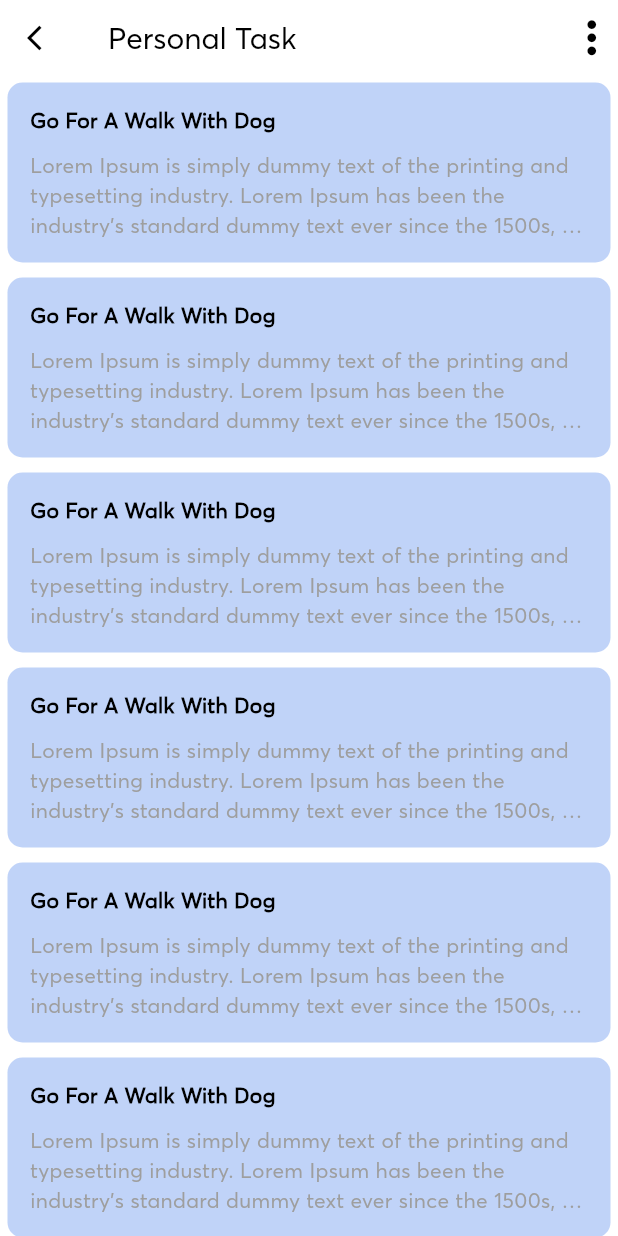
After one commit to Dev-Adnani/ScreTask-Flutter, a Flutter app: the screen it shows after launch, after a tap on "Personal", on a phone screen of 412 x 824 dp. The commit adds this screen. Run offline on Flutter 3.47's test engine with Material 2 defaults, Android fonts, the phone set to English and light mode, and no system bars; our stand-ins replace dotted_border, file_picker, lottie, percent_indicator, shared_preferences; missing offline and left inert: cloudinary_sdk; network calls fail.

Commit message:
most of ui ,work is done ✔😉

```diff
--- a/lib/app/routes/app.routes.dart
+++ b/lib/app/routes/app.routes.dart
@@ -5,6 +5,7 @@ import 'package:scretask/presentation/loginScreen/login.screen.dart';
 import 'package:scretask/presentation/signupScreen/signup.screen.dart';
 import 'package:scretask/presentation/splashScreen/splash.screen.dart';
 import 'package:scretask/presentation/taskScreens/createTaskScreen/create.tasks.screen.dart';
+import 'package:scretask/presentation/taskScreens/detailsTaskScreen/details.tasks.screen.dart';
 import 'package:scretask/presentation/taskScreens/healthTaskScreen/health.tasks.screen.dart';
 import 'package:scretask/presentation/taskScreens/noTaskScreen/no.tasks.screen.dart';
 import 'package:scretask/presentation/taskScreens/personalTaskScreen/personal.tasks.screen.dart';
@@ -20,11 +21,21 @@ class AppRouter {
   static const String noTaskRoute = "/noTask";
   static const String loginRoute = "/login";
   static const String deciderRoute = "/decider";
-
   static const String signUpRoute = "/signup";
+  static const String detailsRoute = "/details";
 
   static Route? generateRoute(RouteSettings settings) {
     switch (settings.name) {
+      case detailsRoute:
+        {
+          return MaterialPageRoute(
+            builder: (context) => DetailsTaskScreen(
+              detailsTasksArgs: ModalRoute.of(context)!.settings.arguments
+                  as DetailsTasksArgs,
+            ),
+            settings: settings,
+          );
+        }
       case deciderRoute:
         {
           return MaterialPageRoute(
--- a/lib/core/models/taskType.model.dart
+++ b/lib/core/models/taskType.model.dart
@@ -9,7 +9,6 @@ class TaskTypeModel {
   Color? iconColor;
   Color? btnColor;
   bool isLast;
-  VoidCallback? callback;
   num? left;
   num? done;
 
@@ -22,7 +21,6 @@ class TaskTypeModel {
     this.isLast = false,
     this.done,
     this.left,
-    this.callback,
   });
 
   static List<TaskTypeModel> generateTask({required BuildContext context}) {
@@ -35,9 +33,6 @@ class TaskTypeModel {
         btnColor: AppColors.kYellow,
         left: 3,
         done: 1,
-        callback: () {
-          Navigator.of(context).pushNamed(AppRouter.personalTaskRoute);
-        },
       ),
       TaskTypeModel(
         iconData: Icons.cases_rounded,
@@ -47,9 +42,6 @@ class TaskTypeModel {
         btnColor: AppColors.kRed,
         left: 2,
         done: 0,
-        callback: () {
-          Navigator.of(context).pushNamed(AppRouter.workTaskRoute);
-        },
       ),
       TaskTypeModel(
         iconData: Icons.favorite_rounded,
@@ -59,9 +51,6 @@ class TaskTypeModel {
         btnColor: AppColors.kBlue,
         left: 1,
         done: 1,
-        callback: () {
-          Navigator.of(context).pushNamed(AppRouter.healthTaskRoute);
-        },
       ),
       TaskTypeModel(isLast: true),
     ];
--- a/lib/main.dart
+++ b/lib/main.dart
@@ -43,7 +43,7 @@ class Core extends StatelessWidget {
       ),
       debugShowCheckedModeBanner: false,
       onGenerateRoute: AppRouter.generateRoute,
-      initialRoute: AppRouter.splashRoute,
+      initialRoute: AppRouter.homeRoute,
     );
   }
 }
--- a/lib/presentation/deciderScreen/decider.screen.dart
+++ b/lib/presentation/deciderScreen/decider.screen.dart
@@ -10,6 +10,11 @@ class DeciderScreen extends StatelessWidget {
   Widget build(BuildContext context) {
     return Scaffold(
       body: SafeArea(
+        child: CustomScrollView(
+          reverse: true,
+          slivers: [
+            SliverFillRemaining(
+              hasScrollBody: false,
               child: Padding(
                 padding: const EdgeInsets.symmetric(horizontal: 20),
                 child: Column(
@@ -71,7 +76,8 @@ class DeciderScreen extends StatelessWidget {
                               bgColor: Colors.transparent,
                               buttonName: 'Sign In',
                               onTap: () {
-                          Navigator.of(context).pushNamed(AppRouter.loginRoute);
+                                Navigator.of(context)
+                                    .pushNamed(AppRouter.loginRoute);
                               },
                               textColor: Colors.white,
                             ),
@@ -83,6 +89,9 @@ class DeciderScreen extends StatelessWidget {
                 ),
               ),
             ),
+          ],
+        ),
+      ),
     );
   }
 }
--- a/lib/presentation/homeScreen/widgets/home.taskType.dart
+++ b/lib/presentation/homeScreen/widgets/home.taskType.dart
@@ -1,7 +1,15 @@
 import 'package:dotted_border/dotted_border.dart';
 import 'package:flutter/material.dart';
+import 'package:scretask/app/routes/app.routes.dart';
 import 'package:scretask/core/models/taskType.model.dart';
+import 'package:scretask/presentation/taskScreens/detailsTaskScreen/details.tasks.screen.dart';
 import 'package:scretask/presentation/widgets/snackbar.widget.dart';
+
+enum TaskTypes {
+  work,
+  health,
+  personal,
+}
 
 class TaskType extends StatelessWidget {
   TaskType({Key? key}) : super(key: key);
@@ -58,7 +66,12 @@ class TaskType extends StatelessWidget {
 
   Widget _buildTask(BuildContext context, TaskTypeModel task) {
     return GestureDetector(
-      onTap: task.callback,
+      onTap: () {
+        Navigator.of(context).pushNamed(
+          AppRouter.detailsRoute,
+          arguments: DetailsTasksArgs(taskType: task.title!),
+        );
+      },
       child: Container(
         padding: EdgeInsets.all(15),
         decoration: BoxDecoration(
--- a/lib/presentation/signupScreen/widget/display.signup.screen.dart
+++ b/lib/presentation/signupScreen/widget/display.signup.screen.dart
@@ -15,11 +15,7 @@ class DisplayPhotoSignUp extends StatelessWidget {
         ClipRRect(
             borderRadius: BorderRadius.circular(8.0),
             child: Provider.of<PhotoService>(context, listen: true).file == null
-                ? Image.network(
-                    'https://avatars.githubusercontent.com/u/61565182?v=4',
-                    height: 60,
-                    width: 60,
-                  )
+                ? Container()
                 : Image.file(
                     height: 60,
                     width: 60,
--- /dev/null
+++ b/lib/presentation/taskScreens/detailsTaskScreen/details.tasks.screen.dart
@@ -0,0 +1,33 @@
+import 'package:flutter/material.dart';
+import 'package:scretask/presentation/taskScreens/detailsTaskScreen/widget/detail.appbar.dart';
+import 'package:scretask/presentation/taskScreens/detailsTaskScreen/widget/task.data.dart';
+
+class DetailsTaskScreen extends StatelessWidget {
+  final DetailsTasksArgs detailsTasksArgs;
+  const DetailsTaskScreen({Key? key, required this.detailsTasksArgs})
+      : super(key: key);
+
+  @override
+  Widget build(BuildContext context) {
+    return Scaffold(
+      appBar: detailAppBar(
+        context: context,
+        taskType: detailsTasksArgs.taskType,
+      ),
+      body: SingleChildScrollView(
+        physics: AlwaysScrollableScrollPhysics(),
+        child: Column(
+          crossAxisAlignment: CrossAxisAlignment.start,
+          children: [
+            TaskData(),
+          ],
+        ),
+      ),
+    );
+  }
+}
+
+class DetailsTasksArgs {
+  final String taskType;
+  const DetailsTasksArgs({required this.taskType});
+}
--- /dev/null
+++ b/lib/presentation/taskScreens/detailsTaskScreen/widget/detail.appbar.dart
@@ -0,0 +1,38 @@
+import 'package:flutter/material.dart';
+
+AppBar detailAppBar({required BuildContext context, required String taskType}) {
+  return AppBar(
+    toolbarHeight: 50,
+    backgroundColor: Colors.white,
+    leading: IconButton(
+      onPressed: () {
+        Navigator.of(context).pop();
+      },
+      icon: Icon(
+        Icons.arrow_back_ios,
+        size: 20,
+        color: Colors.black,
+      ),
+    ),
+    actions: [
+      Icon(
+        Icons.more_vert,
+        size: 35,
+        color: Colors.black,
+      ),
+    ],
+    title: Column(
+      mainAxisAlignment: MainAxisAlignment.end,
+      crossAxisAlignment: CrossAxisAlignment.start,
+      children: [
+        Text(
+          '$taskType Task',
+          style: TextStyle(
+            fontSize: 20,
+            color: Colors.black,
+          ),
+        ),
+      ],
+    ),
+  );
+}
--- /dev/null
+++ b/lib/presentation/taskScreens/detailsTaskScreen/widget/task.data.dart
@@ -0,0 +1,56 @@
+import 'package:flutter/material.dart';
+import 'package:scretask/app/constants/app.colors.dart';
+
+class TaskData extends StatelessWidget {
+  const TaskData({Key? key}) : super(key: key);
+
+  @override
+  Widget build(BuildContext context) {
+    return ListView.builder(
+      physics: NeverScrollableScrollPhysics(),
+      shrinkWrap: true,
+      itemCount: 50,
+      itemBuilder: (context, index) {
+        return Container(
+          width: double.infinity,
+          padding: EdgeInsets.all(15),
+          margin: EdgeInsets.all(5),
+          decoration: BoxDecoration(
+            color: AppColors.kBlueDark,
+            borderRadius: BorderRadius.only(
+              topLeft: Radius.circular(10),
+              bottomLeft: Radius.circular(10),
+              bottomRight: Radius.circular(10),
+              topRight: Radius.circular(10),
+            ),
+          ),
+          child: Column(
+            crossAxisAlignment: CrossAxisAlignment.start,
+            children: [
+              Text(
+                'Go For A Walk With Dog',
+                style: TextStyle(
+                  fontSize: 14,
+                  color: Colors.black,
+                  fontWeight: FontWeight.bold,
+                ),
+              ),
+              SizedBox(
+                height: 10,
+              ),
+              Text(
+                "Lorem Ipsum is simply dummy text of the printing and typesetting industry. Lorem Ipsum has been the industry's standard dummy text ever since the 1500s, when an unknown printer took a galley of type and scrambled it to make a type specimen book. It has survived not only five centuries, but also the leap into electronic typesetting, remaining essentially unchanged.",
+                maxLines: 3,
+                overflow: TextOverflow.ellipsis,
+                style: TextStyle(
+                  fontSize: 14,
+                  color: Colors.grey,
+                ),
+              ),
+            ],
+          ),
+        );
+      },
+    );
+  }
+}
```
Also changed, not shown: lib/presentation/signupScreen/signup.screen.dart (+3 -5 lines). Lines whose indentation alone changed are shown as unchanged.
